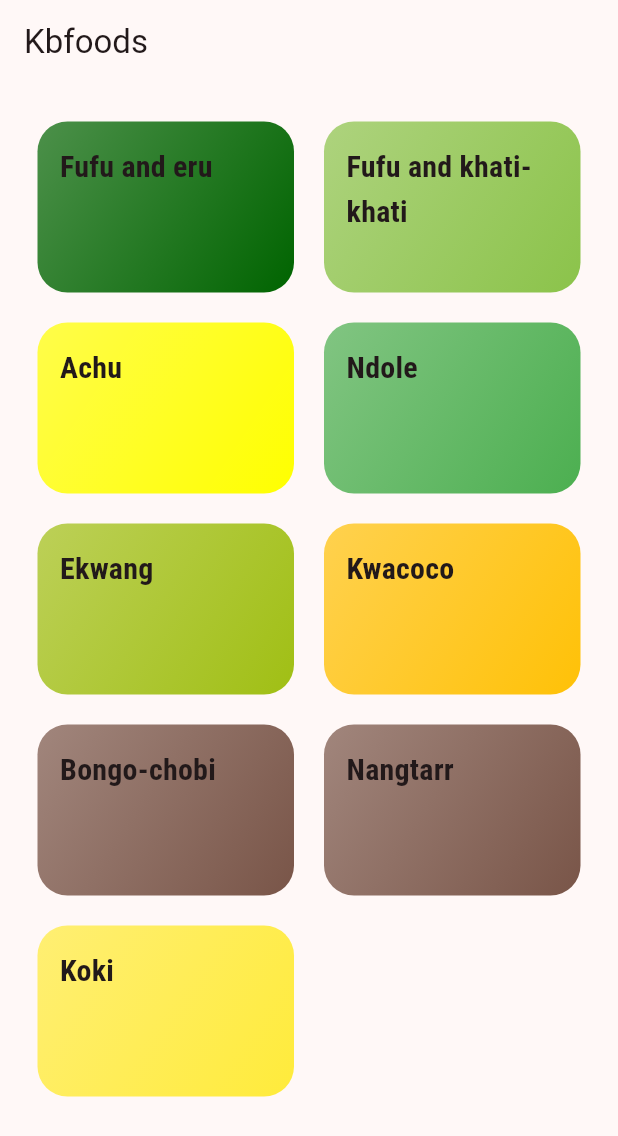
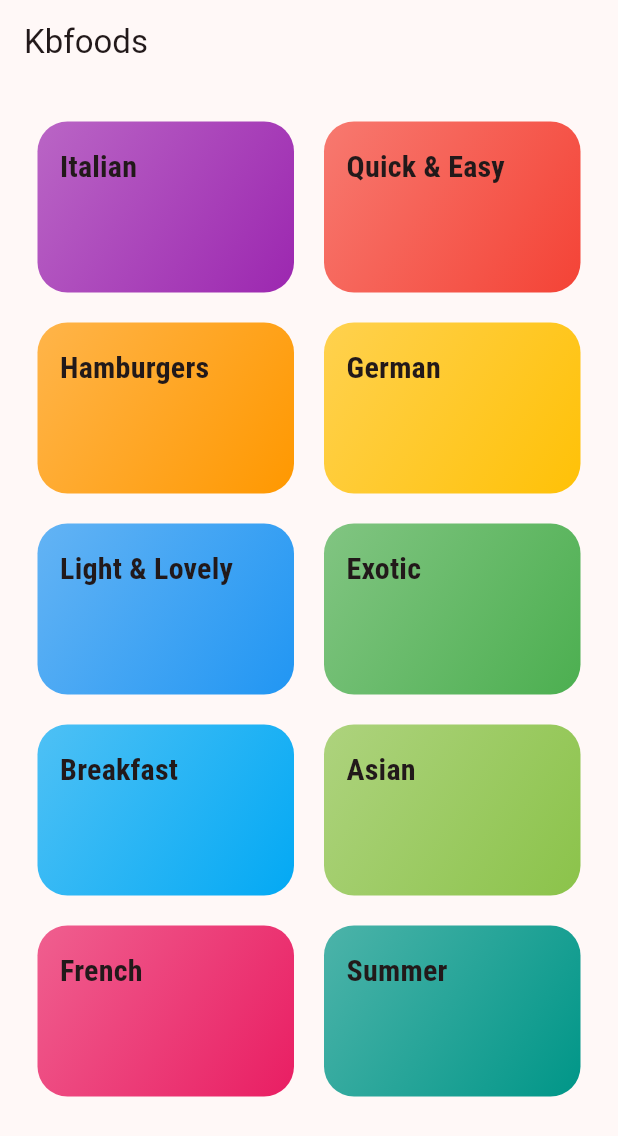
Before and after one commit to Ihimbru-K/Food_store, a Flutter app: the screen it shows after launch, on a phone screen of 412 x 824 dp. Shown: the top 1136 px of the screen. Run offline on Flutter 3.47's test engine with Material 3 defaults, Android fonts, the phone set to English and light mode, and no system bars.

Commit message:
Displaying recipe items and using network image

```diff
--- a/lib/dummy_data.dart
+++ b/lib/dummy_data.dart
@@ -2,18 +2,72 @@ import 'package:flutter/material.dart';
 import './model/category.dart';
 import './model/meal.dart';
 
-const DUMMY_CATEGORIES = const{
-  Category(id: '1', title: 'Fufu and eru', color: const Color(0xFF006400)),
-  Category(id: '2', title: 'Fufu and khati-khati', color: Colors.lightGreen),
-  Category(id: '3', title: 'Achu', color: Colors.yellowAccent),
-  Category(id: '4', title: 'Ndole', color: Colors.green),
-  Category(id: '5', title: 'Ekwang', color: Color.fromRGBO(160, 191, 20, 1.0)),
-  Category(id: '6', title: 'Kwacoco', color: Colors.amber),
-  Category(id: '7', title: 'Bongo-chobi', color: Colors.brown),
-  Category(id: '8', title: 'Nangtarr', color: Colors.brown),
-  Category(id: '8', title: 'Koki', color: Colors.yellow),
+const DUMMY_CATEGORIES = const [
+  Category(
+    id: 'c1',
+    title: 'Italian',
+    color: Colors.purple,
+  ),
+  Category(
+    id: 'c2',
+    title: 'Quick & Easy',
+    color: Colors.red,
+  ),
+  Category(
+    id: 'c3',
+    title: 'Hamburgers',
+    color: Colors.orange,
+  ),
+  Category(
+    id: 'c4',
+    title: 'German',
+    color: Colors.amber,
+  ),
+  Category(
+    id: 'c5',
+    title: 'Light & Lovely',
+    color: Colors.blue,
+  ),
+  Category(
+    id: 'c6',
+    title: 'Exotic',
+    color: Colors.green,
+  ),
+  Category(
+    id: 'c7',
+    title: 'Breakfast',
+    color: Colors.lightBlue,
+  ),
+  Category(
+    id: 'c8',
+    title: 'Asian',
+    color: Colors.lightGreen,
+  ),
+  Category(
+    id: 'c9',
+    title: 'French',
+    color: Colors.pink,
+  ),
+  Category(
+    id: 'c10',
+    title: 'Summer',
+    color: Colors.teal,
+  ),
+];
 
-};
+
+// const DUMMY_CATEGORIES = const{
+//   Category(id: '1', title: 'Fufu and eru', color: const Color(0xFF006400)),
+//   Category(id: '2', title: 'Fufu and khati-khati', color: Colors.lightGreen),
+//   Category(id: '3', title: 'Achu', color: Colors.yellowAccent),
+//   Category(id: '4', title: 'Ndole', color: Colors.green),
+//   Category(id: '5', title: 'Ekwang', color: Color.fromRGBO(160, 191, 20, 1.0)),
+//   Category(id: '6', title: 'Kwacoco', color: Colors.amber),
+//   Category(id: '7', title: 'Bongo-chobi', color: Colors.brown),
+//   Category(id: '8', title: 'Nangtarr', color: Colors.brown),
+//   Category(id: '8', title: 'Koki', color: Colors.yellow),
+//
+// };
 const DUMMY_MEALS = [
   Meal(
     id: 'm1',
```
